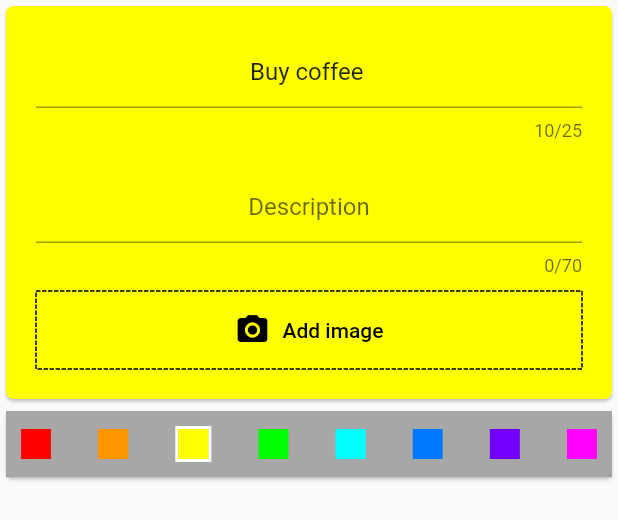
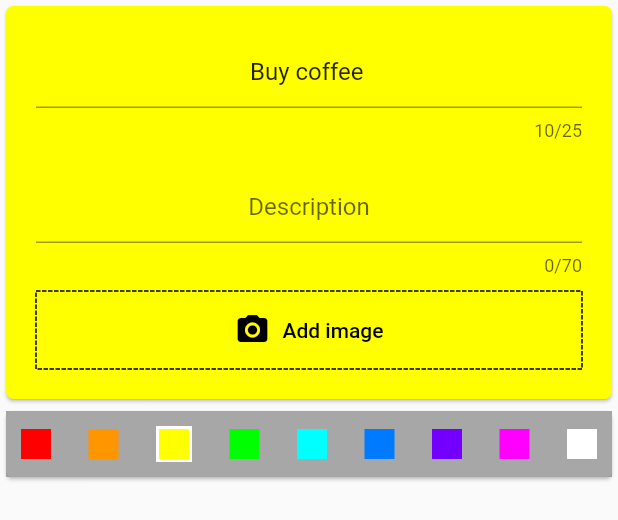
Before and after one commit to Juandr0/todo_app, a Flutter app: the PostItView widget shown alone on an empty page, opened directly with sample values from the repository, on a phone screen of 412 x 824 dp. Shown: the top 520 px of the screen. Run offline on Flutter 3.47's test engine with Material 2 defaults, Android fonts, the phone set to English and light mode, and no system bars; drawn by our look-alikes of dotted_border; our stand-ins replace image_picker, shared_preferences; accounts and stored records are empty.

Commit message:
refactored colors into a new class and added property to model. Also renamed a bunch of files and variables to fix warnings

```diff
--- /dev/null
+++ b/lib/constants/app_colors.dart
@@ -0,0 +1,22 @@
+import 'package:flutter/material.dart';
+
+class AppColors {
+  static const Color defaultPostitBackground = Color.fromARGB(255, 255, 255, 0);
+  static const List<Color> palette = [
+    Color.fromARGB(255, 255, 0, 0),
+    Color.fromARGB(255, 255, 150, 0),
+    defaultPostitBackground,
+    Color.fromARGB(255, 0, 255, 0),
+    Color.fromARGB(255, 0, 255, 255),
+    Color.fromARGB(255, 0, 123, 255),
+    Color.fromARGB(255, 115, 0, 255),
+    Color.fromARGB(255, 255, 0, 255),
+    Color.fromARGB(255, 255, 255, 255)
+  ];
+}
+
+const Color darkGrey = Color(0xFF3A3A3A);
+const Color lightGrey = Color(0xFF717171);
+const Color backGroundColor = Color(0xFFEEEFF5);
+
+const Color deleteIcon = Color(0xFFFF0000);
--- a/lib/constants/colors.dart
+++ /dev/null
@@ -1,7 +0,0 @@
-import 'package:flutter/material.dart';
-
-const Color darkGrey = Color(0xFF3A3A3A);
-const Color lightGrey = Color(0xFF717171);
-const Color backGroundColor = Color(0xFFEEEFF5);
-
-const Color deleteIcon = Color(0xFFFF0000);
--- a/lib/main.dart
+++ b/lib/main.dart
@@ -10,7 +10,7 @@ class MyApp extends StatelessWidget {
 
   @override
   Widget build(BuildContext context) {
-    return MaterialApp(
+    return const MaterialApp(
       title: 'Todo App',
       home: Home(),
     );
--- a/lib/models/to_do.dart
+++ b/lib/models/to_do.dart
@@ -1,12 +1,20 @@
 import 'package:flutter/material.dart';
+import 'package:todo_app/constants/app_colors.dart';
 
 class Todo {
-  Todo({required this.title, this.description, this.image, this.done = false});
+  Todo({
+    required this.title,
+    this.description,
+    this.image,
+    this.done = false,
+    this.backgroundColor = AppColors.defaultPostitBackground,
+  });
 
   String title;
   String? description;
   Image? image;
   bool done = false;
+  Color backgroundColor;
 
   static List<Todo> todoList() {
     return [
--- a/lib/screens/home.dart
+++ b/lib/screens/home.dart
@@ -1,5 +1,5 @@
 import 'package:flutter/material.dart';
-import 'package:todo_app/constants/colors.dart';
+import 'package:todo_app/constants/app_colors.dart';
 import 'package:todo_app/widgets/todo_item.dart';
 
 import '../models/to_do.dart';
--- a/lib/shared-preferences.dart
+++ b/lib/shared_preferences.dart
@@ -3,8 +3,8 @@ import 'package:shared_preferences/shared_preferences.dart';
 class SharedPrefHelper {
   static Future<bool> isFirstTime() async {
     SharedPreferences prefs = await SharedPreferences.getInstance();
-    bool _seen = (prefs.getBool('seen') ?? false);
-    return _seen;
+    bool seen = (prefs.getBool('seen') ?? false);
+    return seen;
   }
 
   static Future<void> setFirstTime() async {
--- a/lib/views/post_it_view.dart
+++ b/lib/views/post_it_view.dart
@@ -77,18 +77,19 @@ class _PostItViewState extends State<PostItView> {
     });
   }
 
-  TextButton _textButton(String text) {
-    return TextButton(
-      onPressed: () => {
-        if (text == 'OK')
-          {
-            // Save instance of Todo item.
-          },
-        Navigator.pop(context, text),
-      },
-      child: Text(text),
-    );
-  }
+  // Not sure if needed
+  // TextButton _textButton(String text) {
+  //   return TextButton(
+  //     onPressed: () => {
+  //       if (text == 'OK')
+  //         {
+  //           // Save instance of Todo item.
+  //         },
+  //       Navigator.pop(context, text),
+  //     },
+  //     child: Text(text),
+  //   );
+  // }
 
   Stack _imageStack() {
     return Stack(
--- a/lib/widgets/color_picker.dart
+++ b/lib/widgets/color_picker.dart
@@ -1,5 +1,6 @@
 import 'package:flutter/material.dart';
 import 'package:todo_app/constants/app_sizes.dart';
+import 'package:todo_app/constants/app_colors.dart';
 
 class ColorPicker extends StatefulWidget {
   const ColorPicker(this.initialBackgroundColor,
@@ -14,16 +15,6 @@ class ColorPicker extends StatefulWidget {
 
 class _ColorPickerState extends State<ColorPicker> {
   late Color currentColor;
-  final List<Color> colors = [
-    const Color.fromARGB(255, 255, 0, 0),
-    const Color.fromARGB(255, 255, 150, 0),
-    const Color.fromARGB(255, 255, 255, 0),
-    const Color.fromARGB(255, 0, 255, 0),
-    const Color.fromARGB(255, 0, 255, 255),
-    const Color.fromARGB(255, 0, 123, 255),
-    const Color.fromARGB(255, 115, 0, 255),
-    const Color.fromARGB(255, 255, 0, 255),
-  ];
 
   @override
   void initState() {
@@ -31,7 +22,7 @@ class _ColorPickerState extends State<ColorPicker> {
     if (widget.initialBackgroundColor != null) {
       currentColor = widget.initialBackgroundColor!;
     } else {
-      currentColor = colors[2];
+      currentColor = AppColors.palette[2];
     }
   }
 
@@ -46,9 +37,9 @@ class _ColorPickerState extends State<ColorPicker> {
         child: Row(
           mainAxisAlignment: MainAxisAlignment.spaceBetween,
           children: List.generate(
-            colors.length,
+            AppColors.palette.length,
             (index) {
-              return colorContainer(colors[index]);
+              return colorContainer(AppColors.palette[index]);
             },
           ),
         ),
```
Also changed, not shown: lib/widgets/alert_builder.dart (+3 -5 lines), lib/screens/welcome_screen.dart (renamed from lib/screens/welcome-screen.dart).
